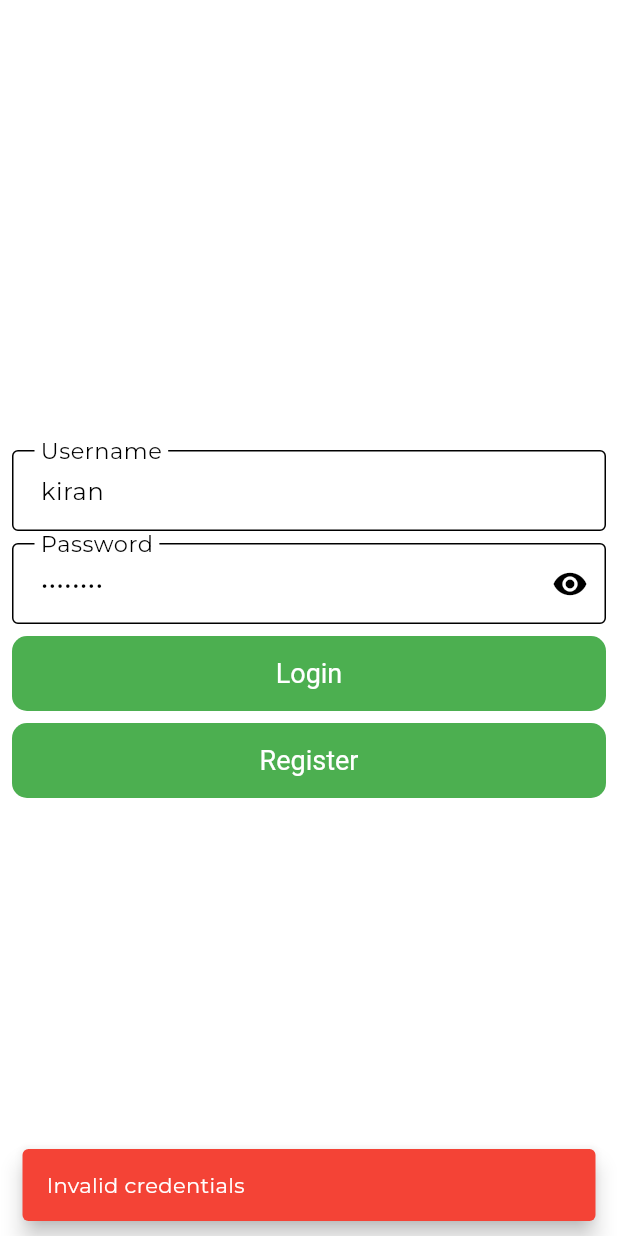
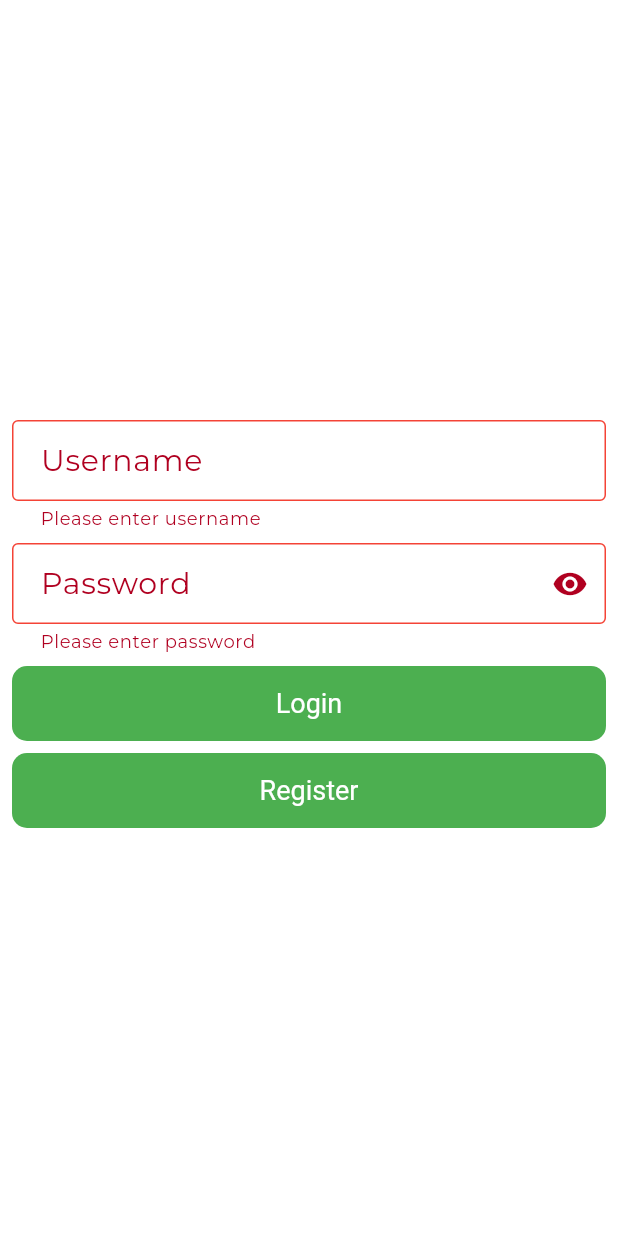
Before and after one commit to shardhayv/mvvm_riverpod_testing, a Flutter app: the screen it shows after launch, after a tap on "Login", on a phone screen of 412 x 824 dp. Run offline on Flutter 3.47's test engine with Material 2 defaults, Android fonts, the phone set to English and light mode, and no system bars; our stand-ins replace connectivity_plus, dartz, dio, equatable, flutter_riverpod, freezed_annotation and 8 more; accounts and stored records are empty; network calls fail; Roboto replaces fonts that are missing (Brand Bold).

Commit message:
Added mockito

```diff
--- a/lib/config/constants/api_endpoint.dart
+++ b/lib/config/constants/api_endpoint.dart
@@ -4,7 +4,7 @@ class ApiEndpoints {
   static const Duration connectionTimeout = Duration(seconds: 1000);
   static const Duration receiveTimeout = Duration(seconds: 1000);
   static const String baseUrl = "http://10.0.2.2:3000/api/v1/";
-  //static const String baseUrl = "http://172.21.0.211:3000/api/v1/";
+  //static const String baseUrl = "http://192.168.4.4:3000/api/v1/";
 
   // ====================== Auth Routes ======================
   static const String login = "auth/login";
--- a/lib/features/auth/data/data_source/auth_remote_data_source.dart
+++ b/lib/features/auth/data/data_source/auth_remote_data_source.dart
@@ -88,7 +88,6 @@ class AuthRemoteDataSource {
     }
   }
 
-  //Login
   Future<Either<Failure, bool>> loginStudent(
     String username,
     String password,
--- a/lib/features/auth/data/repository/auth_remote_repository.dart
+++ b/lib/features/auth/data/repository/auth_remote_repository.dart
@@ -7,8 +7,7 @@ import 'package:hive_and_api_for_class/features/auth/data/data_source/auth_remot
 import 'package:hive_and_api_for_class/features/auth/domain/entity/student_entity.dart';
 import 'package:hive_and_api_for_class/features/auth/domain/repository/auth_repository.dart';
 
-final authRemoteRepositoryProvider =
-    Provider<IAuthRepository>((ref) {
+final authRemoteRepositoryProvider = Provider<IAuthRepository>((ref) {
   return AuthRemoteRepositoy(
     ref.read(authRemoteDataSourceProvider),
   );
@@ -16,13 +15,13 @@ final authRemoteRepositoryProvider =
 
 class AuthRemoteRepositoy implements IAuthRepository {
   final AuthRemoteDataSource _authRemoteDataSource;
+  AuthRemoteRepositoy(this._authRemoteDataSource);
 
   @override
   Future<Either<Failure, String>> uploadProfilePicture(File file) {
     return _authRemoteDataSource.uploadProfilePicture(file);
   }
 
-  AuthRemoteRepositoy(this._authRemoteDataSource);
   @override
   Future<Either<Failure, bool>> loginStudent(String username, String password) {
     return _authRemoteDataSource.loginStudent(username, password);
--- a/lib/features/auth/presentation/view/login_view.dart
+++ b/lib/features/auth/presentation/view/login_view.dart
@@ -14,8 +14,11 @@ class LoginView extends ConsumerStatefulWidget {
 
 class _LoginViewState extends ConsumerState<LoginView> {
   final _formKey = GlobalKey<FormState>();
-  final _usernameController = TextEditingController(text: 'kiran');
-  final _passwordController = TextEditingController(text: 'kiran123');
+  // final _usernameController = TextEditingController(text: 'kiran');
+  // final _passwordController = TextEditingController(text: 'kiran123');
+
+  final _usernameController = TextEditingController();
+  final _passwordController = TextEditingController();
   final _gap = const SizedBox(height: 8);
   bool isObscure = true;
   @override
@@ -82,19 +85,6 @@ class _LoginViewState extends ConsumerState<LoginView> {
                                 _usernameController.text,
                                 _passwordController.text,
                               );
-
-                          //   // We don't use Navigator and Snackbar here, but for
-                          //   // time being, we will use it.
-                          //   if (isLogin) {
-                          //     Navigator.pushNamed(context, AppRoute.homeRoute);
-                          //   } else {
-                          //     showSnackBar(
-                          //       message:
-                          //           'Either username or password is incorrect',
-                          //       context: context,
-                          //       color: Colors.red,
-                          //     );
-                          //   }
                         }
                       },
                       child: const SizedBox(
--- a/lib/features/auth/presentation/viewmodel/auth_view_model.dart
+++ b/lib/features/auth/presentation/viewmodel/auth_view_model.dart
@@ -55,16 +55,17 @@ class AuthViewModel extends StateNotifier<AuthState> {
   }
 
   Future<void> loginStudent(
-      BuildContext context, String username, String password) async {
+    BuildContext context,
+    String username,
+    String password,
+  ) async {
     state = state.copyWith(isLoading: true);
     var data = await _authUseCase.loginStudent(username, password);
     data.fold(
       (failure) {
         state = state.copyWith(isLoading: false, error: failure.error);
         showSnackBar(
-            message: 'Invalid credentials',
-            context: context,
-            color: Colors.red);
+            message: failure.error, context: context, color: Colors.red);
       },
       (success) {
         state = state.copyWith(isLoading: false, error: null);
--- a/lib/features/course/data/data_source/course_remote_data_source.dart
+++ b/lib/features/course/data/data_source/course_remote_data_source.dart
@@ -6,8 +6,7 @@ import 'package:hive_and_api_for_class/core/failure/failure.dart';
 import 'package:hive_and_api_for_class/core/network/remote/http_service.dart';
 import 'package:hive_and_api_for_class/features/course/domain/entity/course_entity.dart';
 
-final courseRemoteDataSourceProvider =
-    Provider<CourseRemoteDataSource>(
+final courseRemoteDataSourceProvider = Provider<CourseRemoteDataSource>(
   (ref) {
     return CourseRemoteDataSource(
       ref.read(httpServiceProvider),
--- a/lib/features/splash/presentation/view/splash_view.dart
+++ b/lib/features/splash/presentation/view/splash_view.dart
@@ -1,6 +1,6 @@
 import 'package:flutter/material.dart';
 import 'package:flutter_riverpod/flutter_riverpod.dart';
-import 'package:hive_and_api_for_class/features/splash/presentation/viewmodel/splash_view_model.dart';
+import 'package:hive_and_api_for_class/config/router/app_route.dart';
 
 class SplashView extends ConsumerStatefulWidget {
   const SplashView({super.key});
@@ -12,9 +12,11 @@ class SplashView extends ConsumerStatefulWidget {
 class _SplashViewState extends ConsumerState<SplashView> {
   @override
   void initState() {
-    Future.delayed(const Duration(seconds: 2), () {});
+    Future.delayed(const Duration(seconds: 2), () {
+      Navigator.pushReplacementNamed(context, AppRoute.loginRoute);
+    });
 
-    ref.read(splashViewModelProvider.notifier).init(context);
+    //ref.read(splashViewModelProvider.notifier).init(context);
     super.initState();
   }
 
--- a/pubspec.yaml
+++ b/pubspec.yaml
@@ -60,12 +60,14 @@ dev_dependencies:
     sdk: flutter
   integration_test:
     sdk: flutter
+
+  test_cov_console: ^0.2.2
   build_runner: ^2.4.4
   hive_generator: ^2.0.0
   freezed_annotation: ^2.2.0
 
   # hive_test: ^1.0.1
-  # mockito: ^5.4.2
+  mockito: ^5.4.2
   # mocktail: ^0.3.0
 
   # The "flutter_lints" package below contains a set of recommended lints to
```
Also changed, not shown: lib/features/home/presentation/view/bottom_view/dashboard_view.dart (+13 -14 lines), lib/features/auth/domain/use_case/auth_usecase.dart (line endings or trailing spaces), pubspec.lock, 4 other files.
